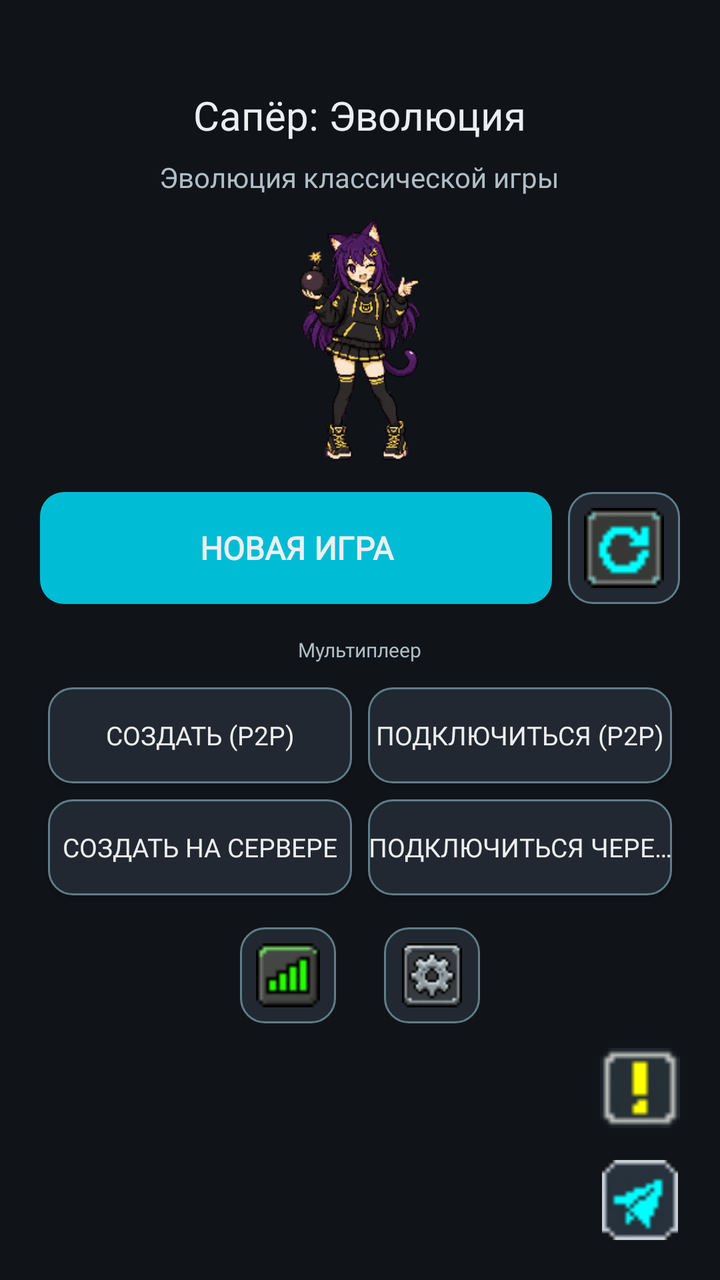
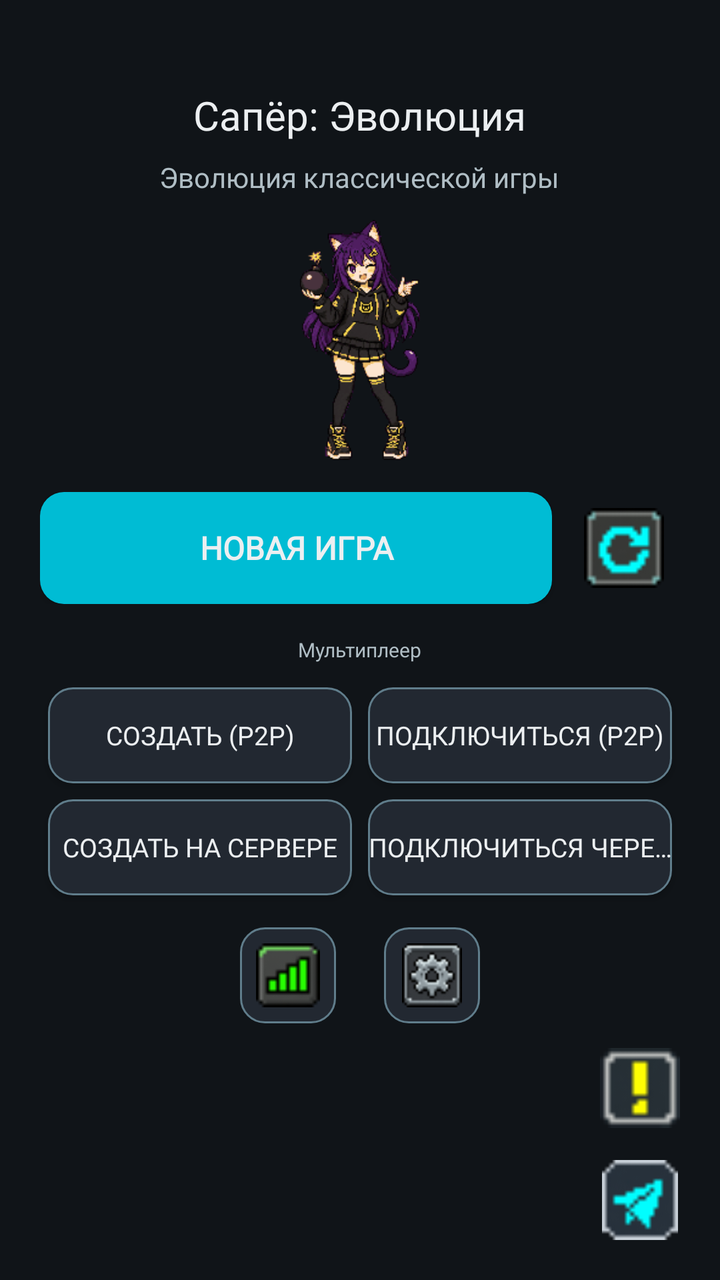

The first picture is an Android layout as it rendered before a commit; the second is the same layout after the commit. The layout source and the unified diff follow.
<!-- AndroidManifest.xml: application theme Theme.MinesweeperEvolution -->
<!-- res/layout/activity_main.xml -->
<?xml version="1.0" encoding="utf-8"?>
<FrameLayout xmlns:android="http://schemas.android.com/apk/res/android"
    android:layout_width="match_parent"
    android:layout_height="match_parent"
    android:background="@color/bg_dark">

    <ScrollView
        android:layout_width="match_parent"
        android:layout_height="match_parent"
        android:fillViewport="true">

        <LinearLayout
            android:layout_width="match_parent"
            android:layout_height="wrap_content"
            android:orientation="vertical"
            android:padding="20dp">

            
            <TextView
                android:id="@+id/title"
                android:layout_width="wrap_content"
                android:layout_height="wrap_content"
                android:layout_gravity="center"
                android:layout_marginTop="24dp"
                android:fontFamily="@font/press_start_2p"
                android:text="@string/app_name"
                android:textColor="@color/text_primary"
                android:textSize="20sp"
                android:maxLines="2"
                android:gravity="center" />

            <TextView
                android:id="@+id/subtitle"
                android:layout_width="wrap_content"
                android:layout_height="wrap_content"
                android:layout_gravity="center"
                android:layout_marginTop="8dp"
                android:fontFamily="@font/pixelify_sans"
                android:text="@string/app_subtitle"
                android:textColor="@color/text_secondary"
                android:textSize="14sp" />

            
            <ImageView
                android:id="@+id/mascotImage"
                android:layout_width="120dp"
                android:layout_height="120dp"
                android:layout_gravity="center"
                android:layout_marginTop="12dp"
                android:layout_marginBottom="16dp"
                android:contentDescription="@string/app_name"
                android:src="@drawable/mascot_idle" />

            
            <Button
                android:id="@+id/btnContinue"
                android:layout_width="match_parent"
                android:layout_height="56dp"
                android:layout_marginBottom="8dp"
                android:background="@drawable/bg_button_primary"
                android:fontFamily="@font/pixelify_sans"
                android:text="@string/continue_game"
                android:textColor="@color/text_primary"
                android:textSize="16sp"
                android:textStyle="bold"
                android:visibility="gone" />

            
            <LinearLayout
                android:layout_width="match_parent"
                android:layout_height="wrap_content"
                android:orientation="horizontal"
                android:gravity="center_vertical"
                android:layout_marginBottom="16dp">

                <Button
                    android:id="@+id/btnNewGame"
                    android:layout_width="0dp"
                    android:layout_height="56dp"
                    android:layout_weight="1"
                    android:layout_marginEnd="8dp"
                    android:background="@drawable/bg_button_primary"
                    android:fontFamily="@font/pixelify_sans"
                    android:text="@string/new_game"
                    android:textColor="@color/text_primary"
                    android:textSize="16sp"
                    android:textStyle="bold" />

                <ImageView
                    android:id="@+id/btnQuickGame"
                    android:layout_width="56dp"
                    android:layout_height="56dp"
                    android:background="@drawable/bg_button_secondary"
                    android:padding="8dp"
                    android:scaleType="fitCenter"
                    android:src="@drawable/icon_retry"
                    android:contentDescription="@string/restart"
                    android:clickable="true"
                    android:focusable="true" />
            </LinearLayout>

            
            <TextView
                android:layout_width="wrap_content"
                android:layout_height="wrap_content"
                android:fontFamily="@font/press_start_2p"
                android:text="@string/mp_section"
                android:textColor="@color/text_secondary"
                android:textSize="10sp"
                android:layout_marginBottom="8dp"
                android:layout_gravity="center" />

            <GridLayout
                android:layout_width="match_parent"
                android:layout_height="wrap_content"
                android:columnCount="2"
                android:rowCount="2"
                android:useDefaultMargins="true"
                android:layout_marginBottom="12dp">

                <Button
                    android:id="@+id/btnMpHost"
                    android:layout_width="0dp"
                    android:layout_height="48dp"
                    android:layout_columnWeight="1"
                    android:background="@drawable/bg_button_secondary"
                    android:fontFamily="@font/pixelify_sans"
                    android:text="@string/mp_host"
                    android:textColor="@color/text_primary"
                    android:textSize="13sp"
                    android:maxLines="1"
                    android:ellipsize="end" />

                <Button
                    android:id="@+id/btnMpJoin"
                    android:layout_width="0dp"
                    android:layout_height="48dp"
                    android:layout_columnWeight="1"
                    android:background="@drawable/bg_button_secondary"
                    android:fontFamily="@font/pixelify_sans"
                    android:text="@string/mp_join"
                    android:textColor="@color/text_primary"
                    android:textSize="13sp"
                    android:maxLines="1"
                    android:ellipsize="end" />

                <Button
                    android:id="@+id/btnMpRelayHost"
                    android:layout_width="0dp"
                    android:layout_height="48dp"
                    android:layout_columnWeight="1"
                    android:background="@drawable/bg_button_secondary"
                    android:fontFamily="@font/pixelify_sans"
                    android:text="@string/mp_relay_host"
                    android:textColor="@color/text_primary"
                    android:textSize="13sp"
                    android:maxLines="1"
                    android:ellipsize="end" />

                <Button
                    android:id="@+id/btnMpRelayJoin"
                    android:layout_width="0dp"
                    android:layout_height="48dp"
                    android:layout_columnWeight="1"
                    android:background="@drawable/bg_button_secondary"
                    android:fontFamily="@font/pixelify_sans"
                    android:text="@string/mp_relay_join"
                    android:textColor="@color/text_primary"
                    android:textSize="13sp"
                    android:maxLines="1"
                    android:ellipsize="end" />
            </GridLayout>

            
            <LinearLayout
                android:layout_width="match_parent"
                android:layout_height="wrap_content"
                android:orientation="horizontal"
                android:gravity="center">

                <ImageView
                    android:id="@+id/btnStats"
                    android:layout_width="48dp"
                    android:layout_height="48dp"
                    android:layout_marginEnd="24dp"
                    android:background="@drawable/bg_button_secondary"
                    android:padding="8dp"
                    android:scaleType="fitCenter"
                    android:src="@drawable/icon_stats"
                    android:contentDescription="@string/stats"
                    android:clickable="true"
                    android:focusable="true" />

                <ImageView
                    android:id="@+id/btnSettings"
                    android:layout_width="48dp"
                    android:layout_height="48dp"
                    android:background="@drawable/bg_button_secondary"
                    android:padding="8dp"
                    android:scaleType="fitCenter"
                    android:src="@drawable/icon_settings"
                    android:contentDescription="@string/settings"
                    android:clickable="true"
                    android:focusable="true" />
            </LinearLayout>

        </LinearLayout>
    </ScrollView>

    
    <LinearLayout
        android:layout_width="wrap_content"
        android:layout_height="wrap_content"
        android:layout_gravity="bottom|end"
        android:layout_marginBottom="16dp"
        android:layout_marginEnd="16dp"
        android:orientation="vertical">

        <ImageView
            android:id="@+id/btnInfo"
            android:layout_width="48dp"
            android:layout_height="48dp"
            android:layout_marginBottom="8dp"
            android:background="@android:color/transparent"
            android:padding="4dp"
            android:scaleType="fitCenter"
            android:src="@drawable/icon_warning"
            android:contentDescription="@string/info"
            android:clickable="true"
            android:focusable="true" />

        <ImageView
            android:id="@+id/btnTelegram"
            android:layout_width="48dp"
            android:layout_height="48dp"
            android:background="@android:color/transparent"
            android:padding="4dp"
            android:scaleType="fitCenter"
            android:src="@drawable/icon_telegram"
            android:contentDescription="@string/telegram"
            android:clickable="true"
            android:focusable="true" />
    </LinearLayout>

</FrameLayout>
<!-- resources referenced by this layout -->
<resources>
  <color name="bg_dark">#FF101418</color>
  <color name="text_primary">#FFECEFF1</color>
  <color name="text_secondary">#FFB0BEC5</color>
  <!-- drawable bg_button_primary (drawable) -->
  <?xml version="1.0" encoding="utf-8"?>
  <selector xmlns:android="http://schemas.android.com/apk/res/android">
      
      <item android:state_pressed="true">
          <shape android:shape="rectangle">
              <solid android:color="@color/accent_2"/>
              <corners android:radius="12dp"/>
          </shape>
      </item>
      
      <item>
          <shape android:shape="rectangle">
              <solid android:color="@color/accent"/>
              <corners android:radius="12dp"/>
          </shape>
      </item>
  </selector>
  <!-- drawable bg_button_secondary (drawable) -->
  <?xml version="1.0" encoding="utf-8"?>
  <selector xmlns:android="http://schemas.android.com/apk/res/android">
      
      <item android:state_selected="true">
          <shape android:shape="rectangle">
              <solid android:color="@color/accent"/>
              <corners android:radius="12dp"/>
              <stroke android:width="1dp" android:color="@color/accent_2"/>
          </shape>
      </item>
      
      <item android:state_pressed="true">
          <shape android:shape="rectangle">
              <solid android:color="@color/bg_panel_alt"/>
              <corners android:radius="12dp"/>
              <stroke android:width="2dp" android:color="@color/accent"/>
          </shape>
      </item>
      
      <item>
          <shape android:shape="rectangle">
              <solid android:color="@color/bg_panel_alt"/>
              <corners android:radius="12dp"/>
              <stroke android:width="1dp" android:color="@color/text_dim"/>
          </shape>
      </item>
  </selector>
  <string name="app_name">Сапёр: Эволюция</string>
  <string name="app_subtitle">Эволюция классической игры</string>
  <string name="continue_game">Продолжить</string>
  <string name="info">Правила</string>
  <string name="mp_host">Создать (P2P)</string>
  <string name="mp_join">Подключиться (P2P)</string>
  <string name="mp_relay_host">Создать на сервере</string>
  <string name="mp_relay_join">Подключиться через сервер</string>
  <string name="mp_section">Мультиплеер</string>
  <string name="new_game">Новая игра</string>
  <string name="restart">Заново</string>
  <string name="settings">Настройки</string>
  <string name="stats">Статистика</string>
  <string name="telegram">Telegram</string>
  <style name="Theme.MinesweeperEvolution" parent="Theme.AppCompat.NoActionBar">
          <item name="colorPrimary">@color/accent</item>
          <item name="colorPrimaryDark">@color/accent_2</item>
          <item name="colorAccent">@color/accent</item>
          <item name="android:windowBackground">@color/bg_dark</item>
          <item name="android:textColorPrimary">@color/text_primary</item>
          <item name="android:textColorSecondary">@color/text_secondary</item>
          <item name="android:statusBarColor" tools:targetApi="l">@color/bg_dark</item>
          
          <item name="android:alertDialogTheme">@style/Theme.MinesweeperDialog</item>
          <item name="alertDialogTheme">@style/Theme.MinesweeperDialog</item>
      </style>
  <color name="accent_2">#FF26C6DA</color>
  <color name="accent">#FF00BCD4</color>
  <color name="bg_panel_alt">#FF222831</color>
  <color name="text_dim">#FF607D8B</color>
  <style name="Theme.MinesweeperDialog" parent="Theme.AppCompat.Dialog.Alert">
          <item name="android:windowBackground">@color/bg_panel</item>
          <item name="android:textColorPrimary">@color/text_primary</item>
          <item name="android:textColorSecondary">@color/text_secondary</item>
          <item name="colorAccent">@color/accent</item>
          <item name="android:buttonBarButtonStyle">@style/Widget.DialogButton</item>
      </style>
  <color name="bg_panel">#FF1A1F26</color>
  <style name="Widget.DialogButton" parent="Widget.AppCompat.Button.ButtonBar.AlertDialog">
          <item name="android:textColor">@color/accent</item>
      </style>
  <!-- unchanged entries left out for length: 6 -->
</resources>

<!-- the commit's change to res/layout/activity_main.xml (unified diff, before → after) -->
@@ -90,7 +90,7 @@
                     android:id="@+id/btnQuickGame"
                     android:layout_width="56dp"
                     android:layout_height="56dp"
-                    android:background="@drawable/bg_button_secondary"
+                    android:background="@android:color/transparent"
                     android:padding="8dp"
                     android:scaleType="fitCenter"
                     android:src="@drawable/icon_retry"
